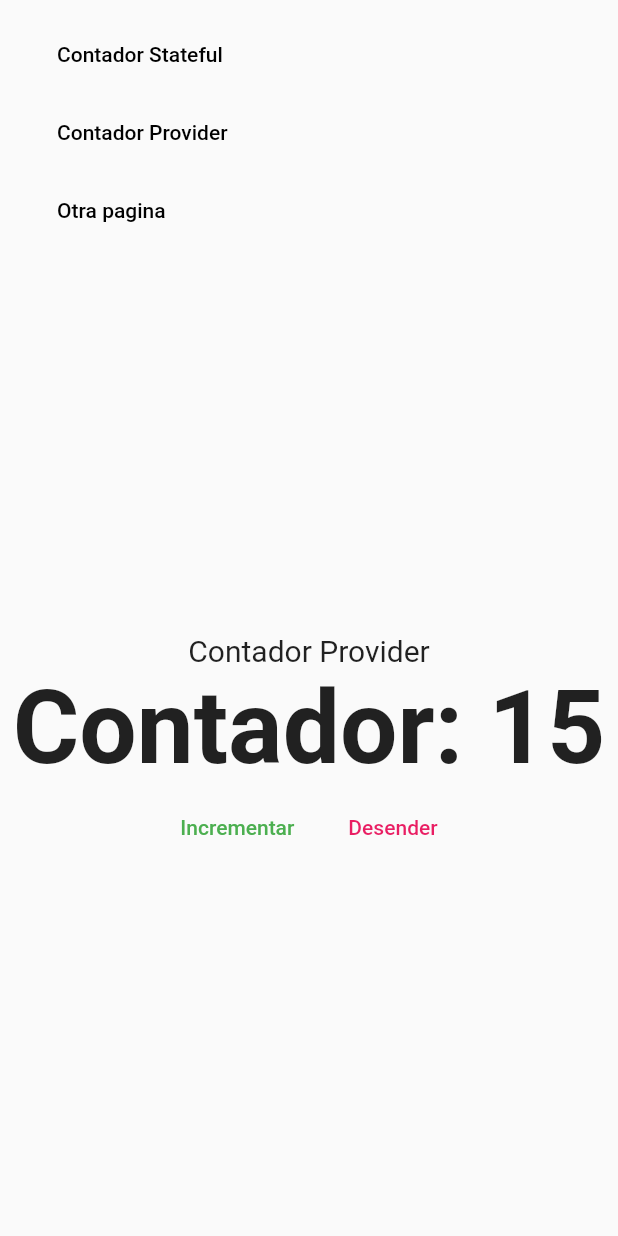
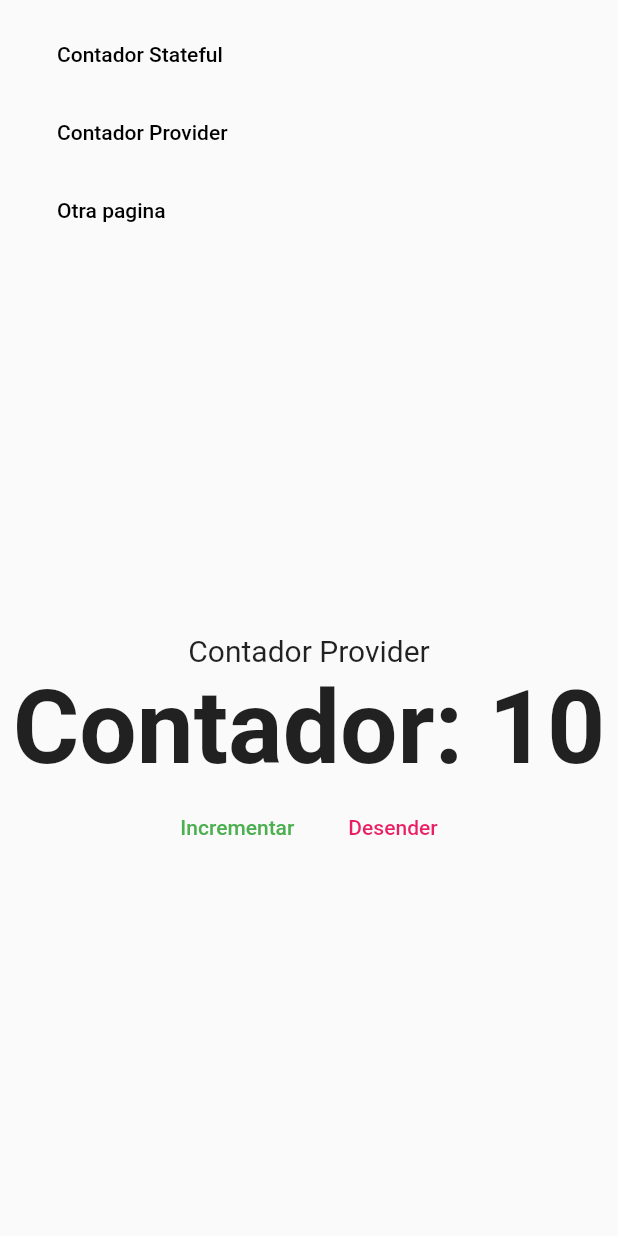
Before and after one commit to carlinsk8/basic_web_flutter, a Flutter app: the screen it shows after launch, after a tap on "Contador Provider", on a phone screen of 412 x 824 dp. Run offline on Flutter 3.47's test engine with Material 2 defaults, Android fonts, the phone set to English and light mode, and no system bars; our stand-ins replace fluro, get_it.

Commit message:
Segmentos de URL y Query Parameters

```diff
--- a/lib/main.dart
+++ b/lib/main.dart
@@ -1,4 +1,5 @@
 import 'package:bases_web/locator.dart';
+import 'package:bases_web/router/route.dart';
 import 'package:bases_web/router/router_generator.dart';
 import 'package:bases_web/services/navigation_service.dart';
 import 'package:bases_web/ui/layout/main_layout_page.dart';
@@ -6,6 +7,7 @@ import 'package:flutter/material.dart';
 
 void main() {
   setupLocator();
+  Flurorouter.configureRoutes();
   runApp(MyApp());
 }
 
@@ -15,8 +17,9 @@ class MyApp extends StatelessWidget {
     return MaterialApp(
       debugShowCheckedModeBanner: false,
       title: 'Rutas App',
-      initialRoute: '/stateful',
-      onGenerateRoute: RouteGenerator.generateRoute,
+      initialRoute: '/',
+      // onGenerateRoute: RouteGenerator.generateRoute,
+      onGenerateRoute: Flurorouter.router.generator,
       navigatorKey: locator<NavigationService>().navigatorKey,
       builder: (_, child) {
         return MainLayoutPage(
--- a/lib/providers/counter_provider.dart
+++ b/lib/providers/counter_provider.dart
@@ -1,6 +1,9 @@
 import 'package:flutter/material.dart';
 
 class CounterProvider extends ChangeNotifier {
+  CounterProvider(String base) {
+    if (int.tryParse(base) != null) this._counter = int.parse(base);
+  }
   int _counter = 15;
 
   get counter => this._counter;
--- /dev/null
+++ b/lib/router/route.dart
@@ -0,0 +1,43 @@
+import 'package:fluro/fluro.dart';
+
+import 'package:bases_web/router/route_handlres.dart';
+
+class Flurorouter {
+  static final FluroRouter router = new FluroRouter();
+
+  static void configureRoutes() {
+    router.define(
+      '/',
+      handler: counterHandler,
+      transitionType: TransitionType.fadeIn,
+      transitionDuration: Duration(milliseconds: 200),
+    );
+    router.define(
+      '/stateful',
+      handler: counterHandler,
+      transitionType: TransitionType.fadeIn,
+      transitionDuration: Duration(milliseconds: 200),
+    );
+    router.define(
+      '/stateful/:base',
+      handler: counterHandler,
+      transitionType: TransitionType.fadeIn,
+      transitionDuration: Duration(milliseconds: 200),
+    );
+    router.define(
+      '/provider',
+      handler: counterHandlerProvider,
+      transitionType: TransitionType.fadeIn,
+      transitionDuration: Duration(milliseconds: 200),
+    );
+    router.define(
+      '/dashboard/users/:user/:roleid',
+      handler: dashboardUserHandler,
+      transitionType: TransitionType.fadeIn,
+      transitionDuration: Duration(milliseconds: 200),
+    );
+
+    //404 not found
+    router.notFoundHandler = notFoundHandler;
+  }
+}
--- /dev/null
+++ b/lib/router/route_handlres.dart
@@ -0,0 +1,31 @@
+import 'package:fluro/fluro.dart';
+
+import 'package:bases_web/ui/views/counter_provier_view.dart';
+import 'package:bases_web/ui/views/counter_view.dart';
+import 'package:bases_web/ui/views/view_404.dart';
+
+final Handler counterHandler = new Handler(
+  handlerFunc: (context, params) {
+    print(params['base']?[0]);
+    return CounterView(
+      base: params['base']?[0] ?? '5',
+    );
+  },
+);
+final Handler counterHandlerProvider = new Handler(
+  handlerFunc: (context, params) {
+    return CounterProviderView(
+      base: params['q']?[0] ?? '10',
+    );
+  },
+);
+final Handler dashboardUserHandler = new Handler(
+  handlerFunc: (context, params) {
+    print(params);
+    return View404();
+  },
+);
+//404
+final Handler notFoundHandler = new Handler(
+  handlerFunc: (context, params) => View404(),
+);
--- a/lib/router/router_generator.dart
+++ b/lib/router/router_generator.dart
@@ -10,9 +10,13 @@ class RouteGenerator {
   static Route<dynamic> generateRoute(RouteSettings settings) {
     switch (settings.name) {
       case '/stateful':
-        return _fadeRoute(CounterView(), '/stateful');
+        return _fadeRoute(
+            CounterView(
+              base: '5',
+            ),
+            '/stateful');
       case '/provider':
-        return _fadeRoute(CounterProviderView(), '/provider');
+        return _fadeRoute(CounterProviderView(base: '10'), '/provider');
       default:
         return _fadeRoute(View404(), '/404');
     }
--- a/lib/ui/pages/counter_provier_page.dart
+++ b/lib/ui/pages/counter_provier_page.dart
@@ -9,7 +9,7 @@ class CounterProviderPage extends StatelessWidget {
   @override
   Widget build(BuildContext context) {
     return ChangeNotifierProvider(
-      create: (_) => CounterProvider(),
+      create: (_) => CounterProvider('10'),
       child: _CounterProviderPageBody(),
     );
   }
--- a/lib/ui/views/counter_provier_view.dart
+++ b/lib/ui/views/counter_provier_view.dart
@@ -5,10 +5,17 @@ import 'package:provider/provider.dart';
 import '../shared/custom_flat_button.dart';
 
 class CounterProviderView extends StatelessWidget {
+  final String base;
+
+  const CounterProviderView({
+    Key? key,
+    required this.base,
+  }) : super(key: key);
+
   @override
   Widget build(BuildContext context) {
     return ChangeNotifierProvider(
-      create: (_) => CounterProvider(),
+      create: (_) => CounterProvider(this.base),
       child: _CounterProviderPageBody(),
     );
   }
--- a/lib/ui/views/counter_view.dart
+++ b/lib/ui/views/counter_view.dart
@@ -3,12 +3,24 @@ import 'package:flutter/material.dart';
 import '../shared/custom_flat_button.dart';
 
 class CounterView extends StatefulWidget {
+  final String base;
+
+  const CounterView({
+    Key? key,
+    required this.base,
+  }) : super(key: key);
   @override
   _CounterViewState createState() => _CounterViewState();
 }
 
 class _CounterViewState extends State<CounterView> {
-  int _contador = 0;
+  int _contador = 5;
+  @override
+  void initState() {
+    super.initState();
+    if (int.tryParse(widget.base) != null) _contador = int.parse(widget.base);
+  }
+
   @override
   Widget build(BuildContext context) {
     return Column(
--- a/pubspec.yaml
+++ b/pubspec.yaml
@@ -24,6 +24,7 @@ dependencies:
   flutter:
     sdk: flutter
   cupertino_icons: ^1.0.2
+  fluro: ^2.0.3
   get_it: ^6.1.1
   provider: ^5.0.0
 
```
Also changed, not shown: lib/ui/shared/custom_app_menu.dart (+16 -0 lines), pubspec.lock.
